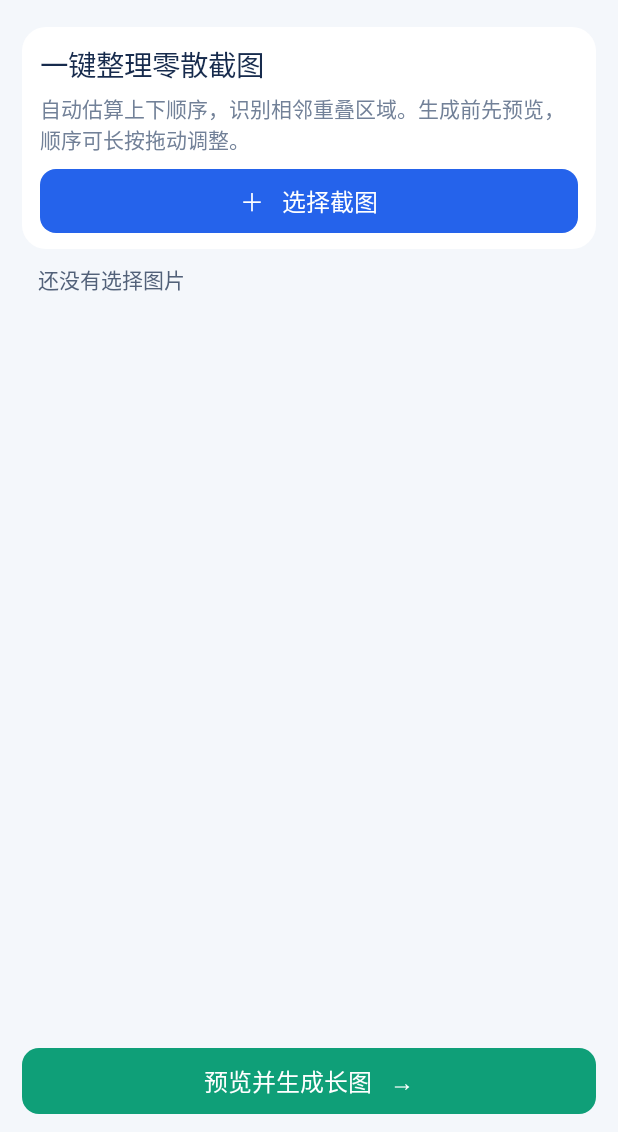
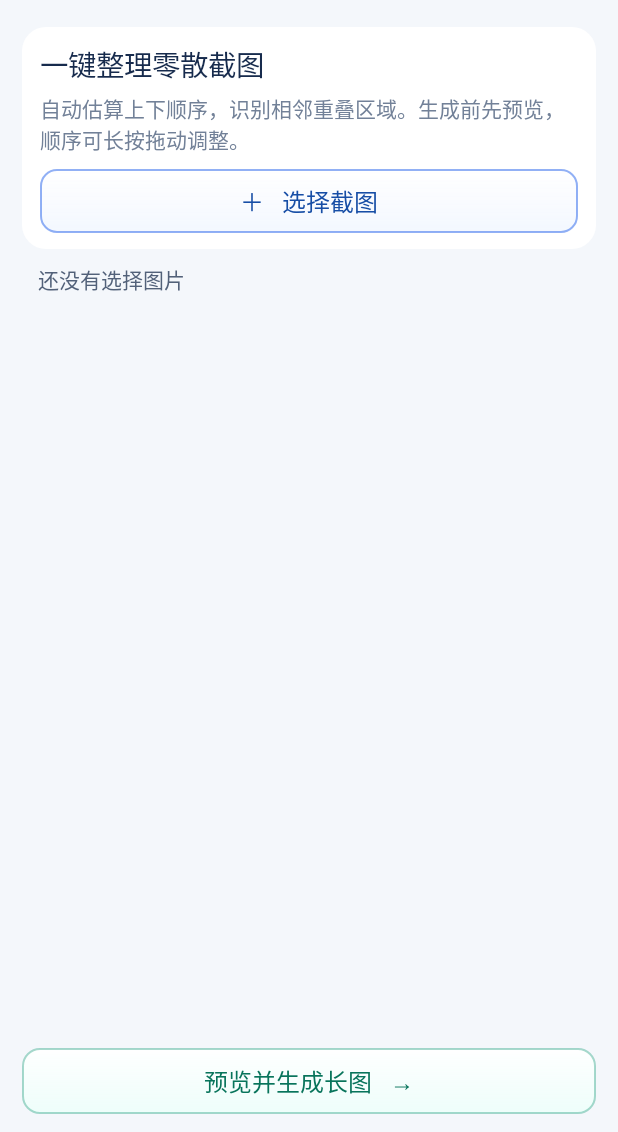
Before and after one commit to andyohhhhh-ai/chang, an Android app: the screen it shows after launch (MainActivity), on a phone screen of 412 x 824 dp, the part 104-1236 px from its top. Run offline under Robolectric (Android 15) with nearby library versions, the phone set to English and light mode, and no system bars.

Commit message:
Respect system bar insets and refine glass controls

```diff
--- a/app/src/main/java/com/example/longshot/MainActivity.java
+++ b/app/src/main/java/com/example/longshot/MainActivity.java
@@ -5,17 +5,19 @@ import android.app.*;import android.os.*;import android.content.*;import android
 public class MainActivity extends Activity {
  ArrayList<Bitmap> images=new ArrayList<>(); ArrayList<Integer> joins=new ArrayList<>(); LinearLayout list; TextView status;
  public void onCreate(Bundle b){super.onCreate(b);getWindow().setStatusBarColor(0xfff8f9fc);getWindow().setNavigationBarColor(-1);getWindow().getDecorView().setSystemUiVisibility(8192);home();}
+ int dp(float v){return (int)(v*getResources().getDisplayMetrics().density+0.5f);}
+ void safeInsets(View root){root.setOnApplyWindowInsetsListener((v,wi)->{int top,bottom;if(Build.VERSION.SDK_INT>=30){android.graphics.Insets bars=wi.getInsets(WindowInsets.Type.statusBars()|WindowInsets.Type.navigationBars());top=bars.top;bottom=bars.bottom;}else{top=wi.getSystemWindowInsetTop();bottom=wi.getSystemWindowInsetBottom();}v.setPadding(dp(22),top+dp(24),dp(22),bottom+dp(18));return wi;});root.post(()->root.requestApplyInsets());}
  TextView label(String s,int size,int color){TextView t=new TextView(this);t.setText(s);t.setTextSize(size);t.setTextColor(color);return t;}
  void home(){
-  LinearLayout root=new LinearLayout(this);root.setOrientation(1);root.setPadding(22,24,22,18);root.setBackgroundColor(0xfff4f7fb);setContentView(root);
+  LinearLayout root=new LinearLayout(this);root.setOrientation(1);root.setPadding(22,24,22,18);root.setBackgroundColor(0xfff4f7fb);setContentView(root);safeInsets(root);
   LinearLayout head=new LinearLayout(this);head.setGravity(Gravity.CENTER_VERTICAL);ImageView logo=new ImageView(this);logo.setImageResource(com.example.longshot.R.drawable.ic_logo);head.addView(logo,new LinearLayout.LayoutParams(52,52));
   LinearLayout titleBox=new LinearLayout(this);titleBox.setOrientation(1);titleBox.setPadding(14,0,0,0);titleBox.addView(label("长图助手",25,0xff172b4d));titleBox.addView(label("截图拼接 · 清爽无重复",13,0xff728198));head.addView(titleBox);root.addView(head);
   LinearLayout intro=new LinearLayout(this);intro.setOrientation(1);intro.setPadding(18,16,18,16);GradientDrawable card=new GradientDrawable();card.setColor(Color.WHITE);card.setCornerRadius(24);intro.setBackground(card);LinearLayout.LayoutParams cp=new LinearLayout.LayoutParams(-1,-2);cp.topMargin=22;root.addView(intro,cp);
   intro.addView(label("一键整理零散截图",19,0xff172b4d));TextView expl=label("自动估算上下顺序，识别相邻重叠区域。生成前先预览，顺序可长按拖动调整。",14,0xff728198);expl.setPadding(0,8,0,14);intro.addView(expl);
-  TextView pick=label("＋   选择截图",16,Color.WHITE);pick.setGravity(Gravity.CENTER);pick.setPadding(12,14,12,14);GradientDrawable blue=new GradientDrawable();blue.setColor(0xff2563eb);blue.setCornerRadius(16);pick.setBackground(blue);intro.addView(pick);pick.setOnClickListener(v->{Intent i=new Intent("android.intent.action.OPEN_DOCUMENT");i.setType("image/*");i.putExtra("android.intent.extra.ALLOW_MULTIPLE",true);i.addCategory("android.intent.category.OPENABLE");startActivityForResult(i,1);});
+  TextView pick=label("＋   选择截图",16,Color.WHITE);pick.setGravity(Gravity.CENTER);pick.setPadding(12,14,12,14);GradientDrawable blue=new GradientDrawable(GradientDrawable.Orientation.TOP_BOTTOM,new int[]{0xf2ffffff,0xeaf2f7ff});blue.setCornerRadius(16);blue.setStroke(dp(1),0x802563eb);pick.setBackground(blue);pick.setTextColor(0xff174ea6);intro.addView(pick);pick.setOnClickListener(v->{Intent i=new Intent("android.intent.action.OPEN_DOCUMENT");i.setType("image/*");i.putExtra("android.intent.extra.ALLOW_MULTIPLE",true);i.addCategory("android.intent.category.OPENABLE");startActivityForResult(i,1);});
   status=label("还没有选择图片",14,0xff526179);status.setPadding(16,14,16,14);GradientDrawable statusBg=new GradientDrawable();statusBg.setColor(0xffe9f1ff);statusBg.setCornerRadius(16);LinearLayout.LayoutParams sp=new LinearLayout.LayoutParams(-1,-2);sp.topMargin=14;root.addView(status,new LinearLayout.LayoutParams(-1,-2));
   list=new LinearLayout(this);list.setOrientation(1);ScrollView sc=new ScrollView(this);sc.setFillViewport(true);sc.addView(list);LinearLayout.LayoutParams lp=new LinearLayout.LayoutParams(-1,0,1);lp.topMargin=14;root.addView(sc,lp);
-  TextView preview=label("预览并生成长图   →",16,Color.WHITE);preview.setGravity(Gravity.CENTER);preview.setPadding(12,15,12,15);GradientDrawable green=new GradientDrawable();green.setColor(0xff0f9f78);green.setCornerRadius(17);preview.setBackground(green);root.addView(preview);preview.setOnClickListener(v->preview());
+  TextView preview=label("预览并生成长图   →",16,Color.WHITE);preview.setGravity(Gravity.CENTER);preview.setPadding(12,15,12,15);GradientDrawable green=new GradientDrawable(GradientDrawable.Orientation.TOP_BOTTOM,new int[]{0xf5ffffff,0xe5edfffa});green.setCornerRadius(17);green.setStroke(dp(1),0x7038a88b);preview.setBackground(green);preview.setTextColor(0xff08745b);root.addView(preview);preview.setOnClickListener(v->preview());
  }
  protected void onActivityResult(int r,int c,Intent d){super.onActivityResult(r,c,d);if(r!=1||c!=RESULT_OK||d==null)return;images.clear();try{if(d.getClipData()!=null){for(int n=0;n<d.getClipData().getItemCount();n++)add(d.getClipData().getItemAt(n).getUri());}else if(d.getData()!=null)add(d.getData());}catch(Exception e){status.setText("读取图片失败");}autoOrder();show();}
  void add(Uri u)throws Exception{getContentResolver().takePersistableUriPermission(u,Intent.FLAG_GRANT_READ_URI_PERMISSION);BitmapFactory.Options o=new BitmapFactory.Options();o.inSampleSize=1;images.add(BitmapFactory.decodeStream(getContentResolver().openInputStream(u),null,o));}
```
